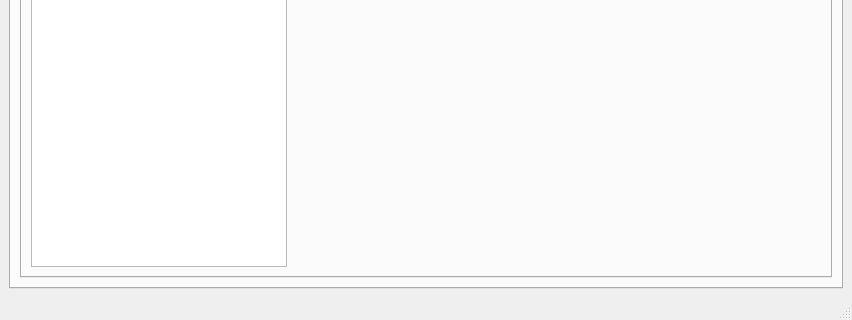
Before: the Qt Designer form objeditor/vesseleditormainwindow.ui in frabas/DISPLACE_GUI, drawn with Qt 5; both pictures show x 0 to 852 and y 296 to 616 of the 852 by 616 pixel window.
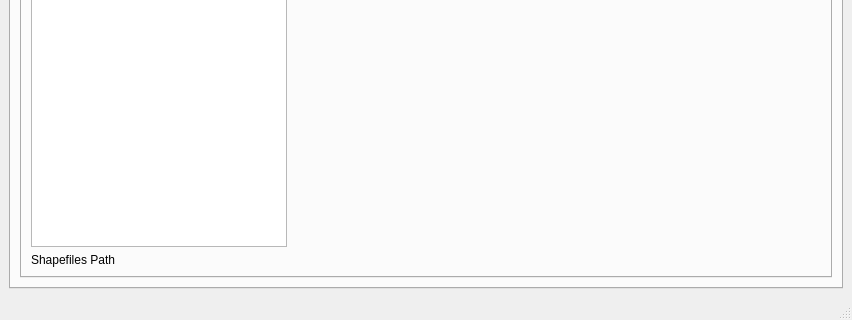
After: the same form once the commit is applied. The open tabs and pages were chosen to show the change. Custom widgets are drawn as their Qt base class.

Commit message: Paths of shapefiles added to Object Editor Vessels & pops pages

```diff
--- a/objeditor/vesseleditormainwindow.ui
+++ b/objeditor/vesseleditormainwindow.ui
@@ -245,13 +245,20 @@
            <attribute name="title">
             <string>Shapefiles</string>
            </attribute>
-           <layout class="QHBoxLayout" name="horizontalLayout_2" stretch="0,1">
-            <item>
+           <layout class="QGridLayout" name="gridLayout_3" columnstretch="0,1">
+            <item row="0" column="0">
              <widget class="QListView" name="vesselsShapefileList"/>
             </item>
-            <item>
+            <item row="0" column="1">
              <widget class="qmapcontrol::QMapControl" name="vesselsShapefileMap" native="true"/>
             </item>
+            <item row="1" column="0" colspan="2">
+             <widget class="QLabel" name="vesselsShapefilePath">
+              <property name="text">
+               <string>Shapefiles Path</string>
+              </property>
+             </widget>
+            </item>
            </layout>
            <zorder>vesselsShapefileMap</zorder>
            <zorder>vesselsShapefileList</zorder>
```
Left out of the diff: 20 changed lines with no effect on the pictures. The commit also changes 1 other file.
